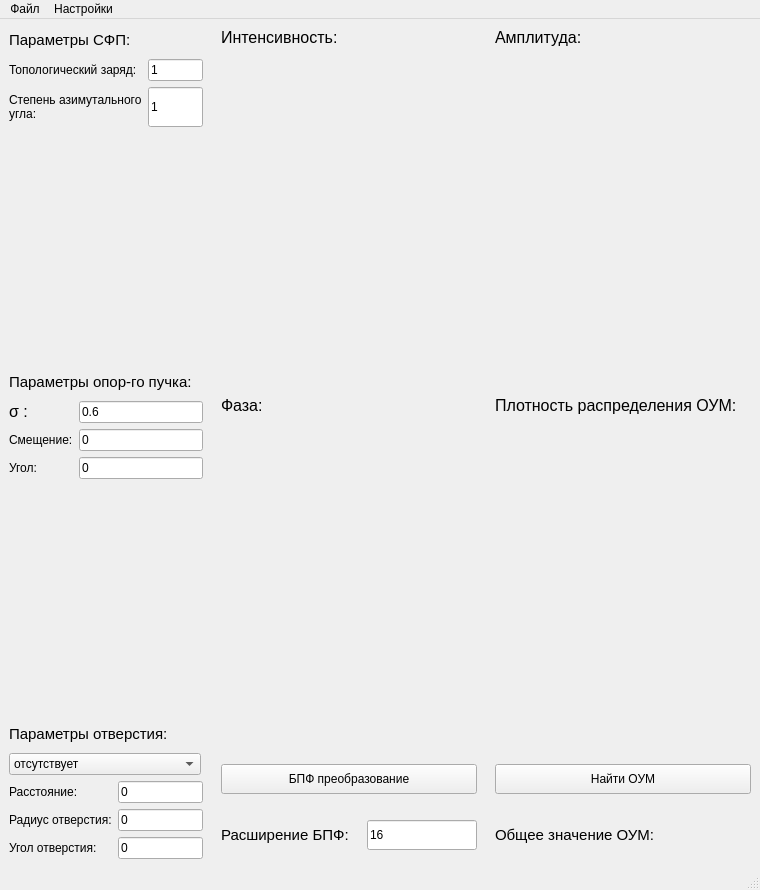
This is mainwindow.ui in Laufinsconsca/vortex-processing as Qt 5 draws it before an edit. The edited form follows.
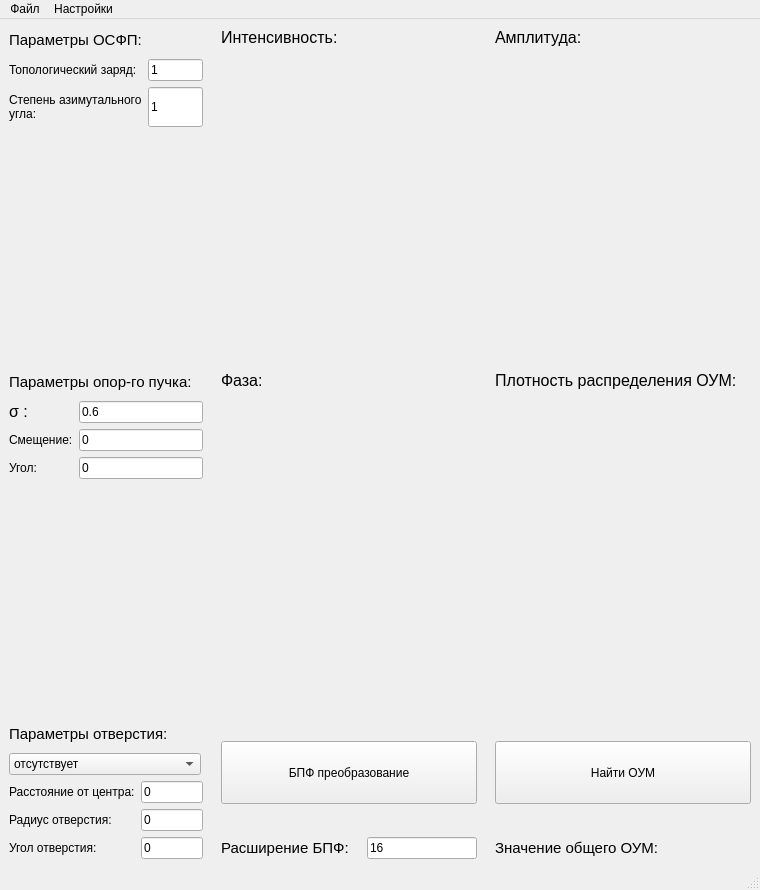
This is the edited form. Icons and pictures are not drawn.

Patch:
```diff
--- a/mainwindow.ui
+++ b/mainwindow.ui
@@ -71,7 +71,7 @@
          </size>
         </property>
         <property name="text">
-         <string>&lt;html&gt;&lt;head/&gt;&lt;body&gt;&lt;p&gt;&lt;span style=&quot; font-size:11pt;&quot;&gt;Параметры СФП:&lt;/span&gt;&lt;/p&gt;&lt;/body&gt;&lt;/html&gt;</string>
+         <string>&lt;html&gt;&lt;head/&gt;&lt;body&gt;&lt;p&gt;&lt;span style=&quot; font-size:11pt;&quot;&gt;Параметры ОСФП:&lt;/span&gt;&lt;/p&gt;&lt;/body&gt;&lt;/html&gt;</string>
         </property>
        </widget>
       </item>
@@ -469,7 +469,7 @@
         <item row="0" column="0">
          <widget class="QLabel" name="r_d_label">
           <property name="text">
-           <string>Расстояние:</string>
+           <string>Расстояние от центра:</string>
           </property>
          </widget>
         </item>
@@ -560,34 +560,7 @@
     <item>
      <layout class="QVBoxLayout" name="verticalLayout_2">
       <item>
-       <layout class="QGridLayout" name="gridLayout" rowminimumheight="20,256,38,20,256,38,30,5,30">
-        <item row="5" column="2">
-         <widget class="QLabel" name="oam_color_scheme_label">
-          <property name="text">
-           <string>&lt;html&gt;&lt;head/&gt;&lt;body&gt;&lt;p&gt;&lt;img src=&quot;:/scales/fire_256.bmp&quot;/&gt;&lt;/p&gt;&lt;/body&gt;&lt;/html&gt;</string>
-          </property>
-         </widget>
-        </item>
-        <item row="2" column="1">
-         <widget class="QLabel" name="intensity_color_scheme_label">
-          <property name="text">
-           <string>&lt;html&gt;&lt;head/&gt;&lt;body&gt;&lt;p&gt;&lt;img src=&quot;:/scales/fire_256.bmp&quot;/&gt;&lt;/p&gt;&lt;/body&gt;&lt;/html&gt;</string>
-          </property>
-         </widget>
-        </item>
-        <item row="6" column="1">
-         <widget class="QPushButton" name="fft">
-          <property name="sizePolicy">
-           <sizepolicy hsizetype="Preferred" vsizetype="Preferred">
-            <horstretch>0</horstretch>
-            <verstretch>0</verstretch>
-           </sizepolicy>
-          </property>
-          <property name="text">
-           <string>БПФ преобразование</string>
-          </property>
-         </widget>
-        </item>
+       <layout class="QGridLayout" name="gridLayout" rowstretch="0,0,0,0,0,0,0,0,0">
         <item row="2" column="2">
          <widget class="QLabel" name="out_amplitude_color_scheme_label">
           <property name="text">
@@ -595,13 +568,26 @@
           </property>
          </widget>
         </item>
-        <item row="0" column="1">
-         <widget class="QLabel" name="intensity_label">
+        <item row="7" column="1">
+         <spacer name="verticalSpacer_5">
+          <property name="orientation">
+           <enum>Qt::Vertical</enum>
+          </property>
+          <property name="sizeType">
+           <enum>QSizePolicy::Fixed</enum>
+          </property>
+          <property name="sizeHint" stdset="0">
+           <size>
+            <width>20</width>
+            <height>15</height>
+           </size>
+          </property>
+         </spacer>
+        </item>
+        <item row="2" column="1">
+         <widget class="QLabel" name="intensity_color_scheme_label">
           <property name="text">
-           <string>&lt;html&gt;&lt;head/&gt;&lt;body&gt;&lt;p&gt;&lt;span style=&quot; font-size:12pt;&quot;&gt;Интенсивность:&lt;/span&gt;&lt;/p&gt;&lt;/body&gt;&lt;/html&gt;</string>
-          </property>
-          <property name="textFormat">
-           <enum>Qt::AutoText</enum>
+           <string>&lt;html&gt;&lt;head/&gt;&lt;body&gt;&lt;p&gt;&lt;img src=&quot;:/scales/fire_256.bmp&quot;/&gt;&lt;/p&gt;&lt;/body&gt;&lt;/html&gt;</string>
           </property>
          </widget>
         </item>
@@ -612,70 +598,6 @@
           </property>
          </widget>
         </item>
-        <item row="1" column="2">
-         <widget class="QLabel" name="amplitude_image">
-          <property name="minimumSize">
-           <size>
-            <width>256</width>
-            <height>256</height>
-           </size>
-          </property>
-          <property name="maximumSize">
-           <size>
-            <width>256</width>
-            <height>256</height>
-           </size>
-          </property>
-          <property name="text">
-           <string/>
-          </property>
-          <property name="scaledContents">
-           <bool>true</bool>
-          </property>
-         </widget>
-        </item>
-        <item row="6" column="2">
-         <widget class="QPushButton" name="find_oam">
-          <property name="sizePolicy">
-           <sizepolicy hsizetype="Preferred" vsizetype="Preferred">
-            <horstretch>0</horstretch>
-            <verstretch>0</verstretch>
-           </sizepolicy>
-          </property>
-          <property name="text">
-           <string>Найти ОУМ</string>
-          </property>
-         </widget>
-        </item>
-        <item row="3" column="1">
-         <widget class="QLabel" name="phase_label">
-          <property name="text">
-           <string>&lt;html&gt;&lt;head/&gt;&lt;body&gt;&lt;p&gt;&lt;span style=&quot; font-size:12pt;&quot;&gt;Фаза:&lt;/span&gt;&lt;/p&gt;&lt;/body&gt;&lt;/html&gt;</string>
-          </property>
-         </widget>
-        </item>
-        <item row="4" column="2">
-         <widget class="QLabel" name="oam_density_image">
-          <property name="minimumSize">
-           <size>
-            <width>256</width>
-            <height>256</height>
-           </size>
-          </property>
-          <property name="maximumSize">
-           <size>
-            <width>256</width>
-            <height>256</height>
-           </size>
-          </property>
-          <property name="text">
-           <string/>
-          </property>
-          <property name="scaledContents">
-           <bool>true</bool>
-          </property>
-         </widget>
-        </item>
         <item row="0" column="2">
          <widget class="QLabel" name="amplitude_label">
           <property name="text">
@@ -683,10 +605,146 @@
           </property>
          </widget>
         </item>
+        <item row="5" column="2">
+         <layout class="QVBoxLayout" name="some_layout" stretch="0,0">
+          <property name="spacing">
+           <number>0</number>
+          </property>
+          <property name="sizeConstraint">
+           <enum>QLayout::SetDefaultConstraint</enum>
+          </property>
+          <item>
+           <widget class="QLabel" name="oam_color_scheme_label">
+            <property name="sizePolicy">
+             <sizepolicy hsizetype="Preferred" vsizetype="Fixed">
+              <horstretch>0</horstretch>
+              <verstretch>0</verstretch>
+             </sizepolicy>
+            </property>
+            <property name="minimumSize">
+             <size>
+              <width>0</width>
+              <height>27</height>
+             </size>
+            </property>
+            <property name="maximumSize">
+             <size>
+              <width>16777215</width>
+              <height>27</height>
+             </size>
+            </property>
+            <property name="text">
+             <string>&lt;html&gt;&lt;head/&gt;&lt;body&gt;&lt;p&gt;&lt;img src=&quot;:/scales/oam_scales/rainbow_1_256.bmp&quot;/&gt;&lt;/p&gt;&lt;/body&gt;&lt;/html&gt;</string>
+            </property>
+           </widget>
+          </item>
+          <item>
+           <layout class="QHBoxLayout" name="horizontalLayout_2">
+            <property name="spacing">
+             <number>0</number>
+            </property>
+            <item>
+             <widget class="QLabel" name="min_oam">
+              <property name="text">
+               <string/>
+              </property>
+              <property name="scaledContents">
+               <bool>true</bool>
+              </property>
+             </widget>
+            </item>
+            <item>
+             <widget class="QLabel" name="max_oam">
+              <property name="sizePolicy">
+               <sizepolicy hsizetype="Preferred" vsizetype="Fixed">
+                <horstretch>0</horstretch>
+                <verstretch>0</verstretch>
+               </sizepolicy>
+              </property>
+              <property name="layoutDirection">
+               <enum>Qt::LeftToRight</enum>
+              </property>
+              <property name="text">
+               <string/>
+              </property>
+              <property name="scaledContents">
+               <bool>true</bool>
+              </property>
+              <property name="alignment">
+               <set>Qt::AlignRight|Qt::AlignTrailing|Qt::AlignVCenter</set>
+              </property>
+             </widget>
+            </item>
+           </layout>
+          </item>
+         </layout>
+        </item>
+        <item row="1" column="2">
+         <widget class="QLabel" name="amplitude_image">
+          <property name="minimumSize">
+           <size>
+            <width>256</width>
+            <height>256</height>
+           </size>
+          </property>
+          <property name="maximumSize">
+           <size>
+            <width>256</width>
+            <height>256</height>
+           </size>
+          </property>
+          <property name="text">
+           <string/>
+          </property>
+          <property name="scaledContents">
+           <bool>true</bool>
+          </property>
+         </widget>
+        </item>
         <item row="5" column="1">
          <widget class="QLabel" name="out_phase_color_scheme_label">
           <property name="text">
-           <string>&lt;html&gt;&lt;head/&gt;&lt;body&gt;&lt;p&gt;&lt;img src=&quot;:/scales/rainbow_5_256.bmp&quot;/&gt;&lt;/p&gt;&lt;/body&gt;&lt;/html&gt;</string>
+           <string>&lt;html&gt;&lt;head/&gt;&lt;body&gt;&lt;p&gt;&lt;img src=&quot;:/scales/phase_scales/rainbow_1_256.bmp&quot;/&gt;&lt;/p&gt;&lt;/body&gt;&lt;/html&gt;</string>
+          </property>
+         </widget>
+        </item>
+        <item row="0" column="1">
+         <widget class="QLabel" name="intensity_label">
+          <property name="text">
+           <string>&lt;html&gt;&lt;head/&gt;&lt;body&gt;&lt;p&gt;&lt;span style=&quot; font-size:12pt;&quot;&gt;Интенсивность:&lt;/span&gt;&lt;/p&gt;&lt;/body&gt;&lt;/html&gt;</string>
+          </property>
+          <property name="textFormat">
+           <enum>Qt::AutoText</enum>
+          </property>
+         </widget>
+        </item>
+        <item row="7" column="2">
+         <spacer name="verticalSpacer_4">
+          <property name="orientation">
+           <enum>Qt::Vertical</enum>
+          </property>
+          <property name="sizeType">
+           <enum>QSizePolicy::Fixed</enum>
+          </property>
+          <property name="sizeHint" stdset="0">
+           <size>
+            <width>20</width>
+            <height>15</height>
+           </size>
+          </property>
+         </spacer>
+        </item>
+        <item row="8" column="2">
+         <widget class="QLabel" name="total_oam_label">
+          <property name="text">
+           <string>&lt;html&gt;&lt;head/&gt;&lt;body&gt;&lt;p&gt;&lt;span style=&quot; font-size:11pt;&quot;&gt;Значение общего ОУМ:&lt;/span&gt;&lt;/p&gt;&lt;/body&gt;&lt;/html&gt;</string>
+          </property>
+         </widget>
+        </item>
+        <item row="3" column="1">
+         <widget class="QLabel" name="phase_label">
+          <property name="text">
+           <string>&lt;html&gt;&lt;head/&gt;&lt;body&gt;&lt;p&gt;&lt;span style=&quot; font-size:12pt;&quot;&gt;Фаза:&lt;/span&gt;&lt;/p&gt;&lt;/body&gt;&lt;/html&gt;</string>
           </property>
          </widget>
         </item>
@@ -720,6 +778,19 @@
           </item>
          </layout>
         </item>
+        <item row="6" column="2">
+         <widget class="QPushButton" name="find_oam">
+          <property name="sizePolicy">
+           <sizepolicy hsizetype="Preferred" vsizetype="Preferred">
+            <horstretch>0</horstretch>
+            <verstretch>0</verstretch>
+           </sizepolicy>
+          </property>
+          <property name="text">
+           <string>Найти ОУМ</string>
+          </property>
+         </widget>
+        </item>
         <item row="4" column="1">
          <widget class="QLabel" name="phase_image">
           <property name="minimumSize">
@@ -742,15 +813,20 @@
           </property>
          </widget>
         </item>
-        <item row="8" column="2">
-         <widget class="QLabel" name="total_oam_label">
-          <property name="text">
-           <string>&lt;html&gt;&lt;head/&gt;&lt;body&gt;&lt;p&gt;&lt;span style=&quot; font-size:11pt;&quot;&gt;Общее значение ОУМ:&lt;/span&gt;&lt;/p&gt;&lt;/body&gt;&lt;/html&gt;</string>
-          </property>
-         </widget>
-        </item>
         <item row="1" column="1">
          <widget class="QLabel" name="intensity_image">
+          <property name="minimumSize">
+           <size>
+            <width>256</width>
+            <height>256</height>
+           </size>
+          </property>
+          <property name="maximumSize">
+           <size>
+            <width>256</width>
+            <height>256</height>
+           </size>
+          </property>
           <property name="text">
            <string/>
           </property>
@@ -759,53 +835,43 @@
           </property>
          </widget>
         </item>
-        <item row="7" column="2">
-         <spacer name="verticalSpacer_4">
-          <property name="orientation">
-           <enum>Qt::Vertical</enum>
+        <item row="4" column="2">
+         <widget class="QLabel" name="oam_density_image">
+          <property name="minimumSize">
+           <size>
+            <width>256</width>
+            <height>256</height>
+           </size>
           </property>
-          <property name="sizeType">
-           <enum>QSizePolicy::Preferred</enum>
-          </property>
-          <property name="sizeHint" stdset="0">
+          <property name="maximumSize">
            <size>
-            <width>20</width>
-            <height>40</height>
+            <width>256</width>
+            <height>256</height>
            </size>
           </property>
-         </spacer>
-        </item>
-        <item row="7" column="1">
-         <spacer name="verticalSpacer_5">
-          <property name="orientation">
-           <enum>Qt::Vertical</enum>
+          <property name="text">
+           <string/>
           </property>
-          <property name="sizeType">
-           <enum>QSizePolicy::Preferred</enum>
+          <property name="scaledContents">
+           <bool>true</bool>
           </property>
-          <property name="sizeHint" stdset="0">
-           <size>
-            <width>20</width>
-            <height>40</height>
-           </size>
+         </widget>
+        </item>
+        <item row="6" column="1">
+         <widget class="QPushButton" name="fft">
+          <property name="sizePolicy">
+           <sizepolicy hsizetype="Preferred" vsizetype="Preferred">
+            <horstretch>0</horstretch>
+            <verstretch>30</verstretch>
+           </sizepolicy>
           </property>
-         </spacer>
+          <property name="text">
+           <string>БПФ преобразование</string>
+          </property>
+         </widget>
         </item>
        </layout>
       </item>
-      <item>
-       <spacer name="verticalSpacer_3">
-        <property name="orientation">
-         <enum>Qt::Vertical</enum>
-        </property>
-        <property name="sizeHint" stdset="0">
-         <size>
-          <width>20</width>
-          <height>40</height>
-         </size>
-        </property>
-       </spacer>
-      </item>
      </layout>
     </item>
    </layout>
```
Left out of the diff: 6 changed lines with no effect on the pictures.
